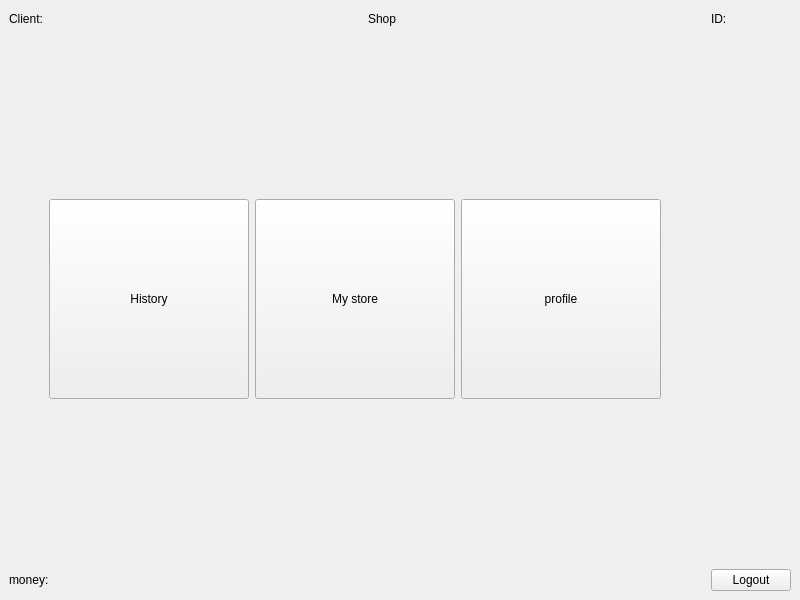
AP-projects-4001/IUT-s-crackpots, file Stor/clientpage.ui: the form before one commit.
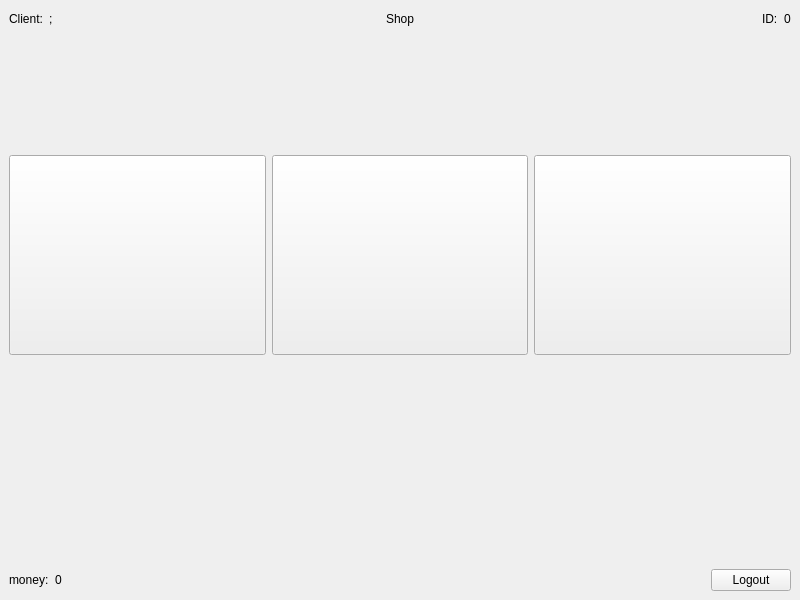
The form after the commit.

```diff
--- a/Stor/clientpage.ui
+++ b/Stor/clientpage.ui
@@ -14,26 +14,30 @@
    <string>MainWindow</string>
   </property>
   <widget class="QWidget" name="centralwidget">
+   <layout class="QGridLayout" name="gridLayout_2">
+    <item row="0" column="0">
    <layout class="QGridLayout" name="gridLayout">
-    <item row="0" column="4">
-     <layout class="QHBoxLayout" name="horizontalLayout_2">
+      <item row="2" column="0">
+       <layout class="QHBoxLayout" name="horizontalLayout_6">
       <item>
-       <widget class="QLabel" name="label_3">
+         <layout class="QHBoxLayout" name="horizontalLayout_4">
+          <item>
+           <widget class="QLabel" name="label_5">
         <property name="text">
-         <string>ID:</string>
+             <string>money:</string>
         </property>
        </widget>
       </item>
       <item>
-       <widget class="QLabel" name="idLabel">
+           <widget class="QLabel" name="moneyLabel">
         <property name="text">
-         <string/>
+             <string>0</string>
         </property>
        </widget>
       </item>
      </layout>
     </item>
-    <item row="4" column="2">
+        <item>
      <spacer name="horizontalSpacer">
       <property name="orientation">
        <enum>Qt::Horizontal</enum>
@@ -46,21 +50,20 @@
       </property>
      </spacer>
     </item>
-    <item row="0" column="2">
-     <widget class="QLabel" name="label_8">
-      <property name="text">
-       <string>Shop</string>
-      </property>
-     </widget>
-    </item>
-    <item row="4" column="4">
+        <item>
      <widget class="QPushButton" name="pushButton_4">
       <property name="text">
        <string>Logout</string>
       </property>
      </widget>
     </item>
+       </layout>
+      </item>
     <item row="0" column="0">
+       <layout class="QVBoxLayout" name="verticalLayout">
+        <item>
+         <layout class="QHBoxLayout" name="horizontalLayout_5">
+          <item>
      <layout class="QHBoxLayout" name="horizontalLayout">
       <item>
        <widget class="QLabel" name="label">
@@ -72,33 +75,39 @@
       <item>
        <widget class="QLabel" name="usernameLabel">
         <property name="text">
-         <string/>
+               <string>;</string>
         </property>
        </widget>
       </item>
-     </layout>
-    </item>
-    <item row="3" column="0">
-     <spacer name="verticalSpacer">
-      <property name="orientation">
-       <enum>Qt::Vertical</enum>
-      </property>
-      <property name="sizeHint" stdset="0">
-       <size>
-        <width>20</width>
-        <height>40</height>
-       </size>
-      </property>
-     </spacer>
-    </item>
-    <item row="0" column="1">
+            <item>
      <spacer name="horizontalSpacer_2">
       <property name="orientation">
        <enum>Qt::Horizontal</enum>
       </property>
-      <property name="sizeType">
-       <enum>QSizePolicy::Expanding</enum>
-      </property>
+              <property name="sizeHint" stdset="0">
+               <size>
+                <width>40</width>
+                <height>20</height>
+               </size>
+              </property>
+             </spacer>
+            </item>
+           </layout>
+          </item>
+          <item>
+           <widget class="QLabel" name="label_8">
+            <property name="text">
+             <string>Shop</string>
+            </property>
+           </widget>
+          </item>
+          <item>
+           <layout class="QHBoxLayout" name="horizontalLayout_2">
+            <item>
+             <spacer name="horizontalSpacer_3">
+              <property name="orientation">
+               <enum>Qt::Horizontal</enum>
+              </property>
       <property name="sizeHint" stdset="0">
        <size>
         <width>40</width>
@@ -107,25 +116,38 @@
       </property>
      </spacer>
     </item>
-    <item row="4" column="0">
-     <layout class="QHBoxLayout" name="horizontalLayout_4">
       <item>
-       <widget class="QLabel" name="label_5">
+             <widget class="QLabel" name="label_3">
         <property name="text">
-         <string>money:</string>
+               <string>ID:</string>
         </property>
        </widget>
       </item>
       <item>
-       <widget class="QLabel" name="moneyLabel">
+             <widget class="QLabel" name="idLabel">
         <property name="text">
-         <string/>
+               <string>0</string>
         </property>
        </widget>
       </item>
      </layout>
     </item>
-    <item row="1" column="0">
+         </layout>
+        </item>
+        <item>
+         <spacer name="verticalSpacer_3">
+          <property name="orientation">
+           <enum>Qt::Vertical</enum>
+          </property>
+          <property name="sizeHint" stdset="0">
+           <size>
+            <width>20</width>
+            <height>40</height>
+           </size>
+          </property>
+         </spacer>
+        </item>
+        <item>
      <spacer name="verticalSpacer_2">
       <property name="orientation">
        <enum>Qt::Vertical</enum>
@@ -138,26 +160,23 @@
       </property>
      </spacer>
     </item>
-    <item row="2" column="0" colspan="3">
+        <item>
+         <spacer name="verticalSpacer_4">
+          <property name="orientation">
+           <enum>Qt::Vertical</enum>
+          </property>
+          <property name="sizeHint" stdset="0">
+           <size>
+            <width>20</width>
+            <height>40</height>
+           </size>
+          </property>
+         </spacer>
+        </item>
+        <item>
      <layout class="QHBoxLayout" name="horizontalLayout_3">
       <item>
-       <spacer name="horizontalSpacer_3">
-        <property name="orientation">
-         <enum>Qt::Horizontal</enum>
-        </property>
-        <property name="sizeType">
-         <enum>QSizePolicy::Minimum</enum>
-        </property>
-        <property name="sizeHint" stdset="0">
-         <size>
-          <width>40</width>
-          <height>20</height>
-         </size>
-        </property>
-       </spacer>
-      </item>
-      <item>
-       <widget class="QPushButton" name="pushButton_2">
+           <widget class="QPushButton" name="historyBtn">
         <property name="minimumSize">
          <size>
           <width>200</width>
@@ -165,7 +184,7 @@
          </size>
         </property>
         <property name="text">
-         <string>History</string>
+             <string/>
         </property>
        </widget>
       </item>
@@ -178,7 +197,7 @@
          </size>
         </property>
         <property name="text">
-         <string>My store</string>
+             <string/>
         </property>
        </widget>
       </item>
@@ -191,24 +210,31 @@
          </size>
         </property>
         <property name="text">
-         <string>profile</string>
+             <string/>
         </property>
        </widget>
       </item>
      </layout>
     </item>
-    <item row="0" column="3">
-     <spacer name="horizontalSpacer_4">
+       </layout>
+      </item>
+      <item row="1" column="0">
+       <spacer name="verticalSpacer">
       <property name="orientation">
-       <enum>Qt::Horizontal</enum>
+         <enum>Qt::Vertical</enum>
+        </property>
+        <property name="sizeType">
+         <enum>QSizePolicy::MinimumExpanding</enum>
       </property>
       <property name="sizeHint" stdset="0">
        <size>
-        <width>40</width>
-        <height>20</height>
+          <width>20</width>
+          <height>40</height>
        </size>
       </property>
      </spacer>
+      </item>
+     </layout>
     </item>
    </layout>
   </widget>
```
Lines whose indentation alone changed are shown as unchanged.
